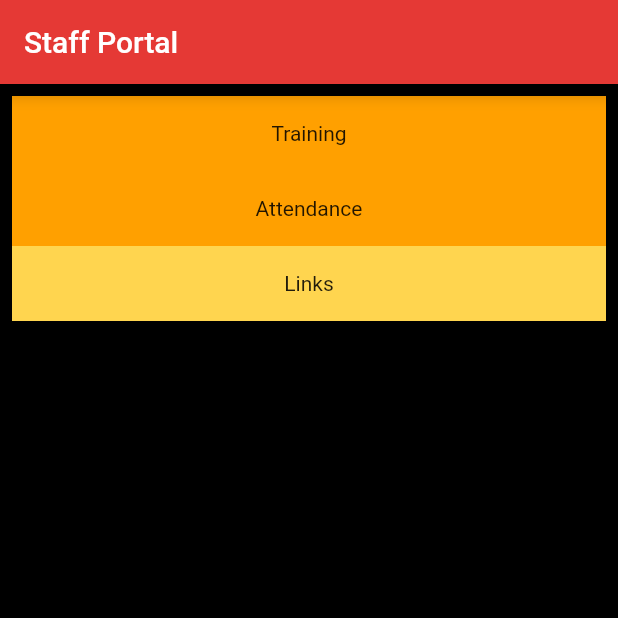
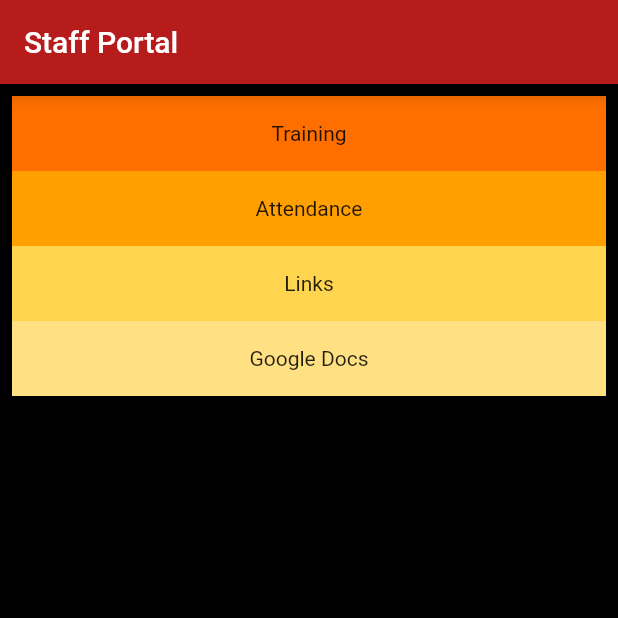
Before and after one commit to ICDtech/blog_app, a Flutter app: the screen it shows after launch, on a phone screen of 412 x 824 dp, the top half of it. Run offline on Flutter 3.47's test engine with Material 2 defaults, Android fonts, the phone set to English and light mode, and no system bars.

Commit message:
Visual changes

```diff
--- a/lib/main.dart
+++ b/lib/main.dart
@@ -11,7 +11,7 @@ class MyApp extends StatelessWidget {
       home: Scaffold(
         backgroundColor: Colors.black,
         appBar: AppBar(
-          backgroundColor: Colors.red[600],
+          backgroundColor: Colors.red[900],
           title: const Text('Staff Portal'),
         ),
         body: ListView(
@@ -19,7 +19,7 @@ class MyApp extends StatelessWidget {
           children: <Widget> [
             Container(
               height: 50,
-                color: Colors.amber[700],
+                color: Colors.amber[900],
               child: const Center(child: Text('Training'))
             ),
             Container(
@@ -32,6 +32,11 @@ class MyApp extends StatelessWidget {
               color: Colors.amber[300],
                 child: const Center(child: Text('Links'))
             ),
+            Container(
+                height: 50,
+                color: Colors.amber[200],
+                child: const Center(child: Text('Google Docs'))
+            ),
           ],
         ),
       ),
```
